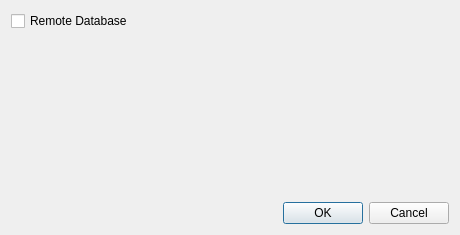
Before: the Qt Designer form ui/settings.ui in mitko8009/codewars-2024-second-round, drawn with Qt 5.
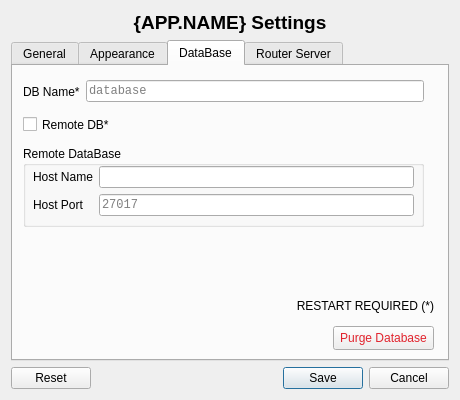
After: the same form once the commit is applied.

Commit message: improve layout; add settings; add url metadata tag

Diff of the .ui file:
```diff
--- a/ui/settings.ui
+++ b/ui/settings.ui
@@ -7,63 +7,500 @@
     <x>0</x>
     <y>0</y>
     <width>460</width>
-    <height>235</height>
+    <height>400</height>
    </rect>
   </property>
   <property name="minimumSize">
    <size>
     <width>460</width>
-    <height>235</height>
+    <height>400</height>
    </size>
   </property>
   <property name="maximumSize">
    <size>
     <width>460</width>
-    <height>235</height>
+    <height>400</height>
    </size>
   </property>
   <property name="windowTitle">
    <string>Settings</string>
   </property>
+  <property name="styleSheet">
+   <string notr="true"/>
+  </property>
   <layout class="QVBoxLayout" name="verticalLayout">
+   <item>
+    <widget class="QLabel" name="label_settings">
+     <property name="font">
+      <font>
+       <pointsize>14</pointsize>
+       <weight>75</weight>
+       <bold>true</bold>
+      </font>
+     </property>
+     <property name="text">
+      <string>{APP.NAME} Settings</string>
+     </property>
+     <property name="alignment">
+      <set>Qt::AlignCenter</set>
+     </property>
+    </widget>
+   </item>
    <item>
     <layout class="QGridLayout" name="gridLayout">
-     <item row="0" column="1">
-      <spacer name="horizontalSpacer">
-       <property name="orientation">
-        <enum>Qt::Horizontal</enum>
-       </property>
-       <property name="sizeHint" stdset="0">
-        <size>
-         <width>40</width>
-         <height>20</height>
-        </size>
-       </property>
-      </spacer>
-     </item>
-     <item row="1" column="0">
-      <spacer name="verticalSpacer">
-       <property name="orientation">
-        <enum>Qt::Vertical</enum>
-       </property>
-       <property name="sizeHint" stdset="0">
-        <size>
-         <width>20</width>
-         <height>40</height>
-        </size>
-       </property>
-      </spacer>
-     </item>
      <item row="0" column="0">
-      <widget class="QCheckBox" name="checkBox">
-       <property name="font">
-        <font>
-         <pointsize>9</pointsize>
-        </font>
+      <widget class="QTabWidget" name="tabPanel">
+       <property name="currentIndex">
+        <number>2</number>
        </property>
-       <property name="text">
-        <string>Remote Database</string>
+       <property name="tabBarAutoHide">
+        <bool>false</bool>
        </property>
+       <widget class="QWidget" name="tab">
+        <attribute name="title">
+         <string>General</string>
+        </attribute>
+        <widget class="QWidget" name="gridLayoutWidget">
+         <property name="geometry">
+          <rect>
+           <x>10</x>
+           <y>10</y>
+           <width>401</width>
+           <height>171</height>
+          </rect>
+         </property>
+         <layout class="QGridLayout" name="gridLayout_2">
+          <item row="2" column="0">
+           <spacer name="verticalSpacer">
+            <property name="orientation">
+             <enum>Qt::Vertical</enum>
+            </property>
+            <property name="sizeHint" stdset="0">
+             <size>
+              <width>20</width>
+              <height>40</height>
+             </size>
+            </property>
+           </spacer>
+          </item>
+          <item row="0" column="0">
+           <widget class="QLabel" name="label_2">
+            <property name="text">
+             <string>Short URL Length </string>
+            </property>
+           </widget>
+          </item>
+          <item row="1" column="0">
+           <widget class="QLabel" name="label_3">
+            <property name="text">
+             <string>Max Short URL Length</string>
+            </property>
+           </widget>
+          </item>
+          <item row="0" column="1">
+           <layout class="QHBoxLayout" name="horizontalLayout_2">
+            <item>
+             <widget class="QSpinBox" name="short_url_length">
+              <property name="minimumSize">
+               <size>
+                <width>40</width>
+                <height>0</height>
+               </size>
+              </property>
+              <property name="font">
+               <font>
+                <pointsize>9</pointsize>
+               </font>
+              </property>
+             </widget>
+            </item>
+            <item>
+             <spacer name="verticalSpacer_2">
+              <property name="orientation">
+               <enum>Qt::Horizontal</enum>
+              </property>
+              <property name="sizeHint" stdset="0">
+               <size>
+                <width>40</width>
+                <height>20</height>
+               </size>
+              </property>
+             </spacer>
+            </item>
+           </layout>
+          </item>
+          <item row="1" column="1">
+           <layout class="QHBoxLayout" name="horizontalLayout_3">
+            <item>
+             <widget class="QSpinBox" name="max_short_url_length">
+              <property name="minimumSize">
+               <size>
+                <width>40</width>
+                <height>0</height>
+               </size>
+              </property>
+              <property name="font">
+               <font>
+                <pointsize>9</pointsize>
+               </font>
+              </property>
+             </widget>
+            </item>
+            <item>
+             <spacer name="horizontalSpacer">
+              <property name="orientation">
+               <enum>Qt::Horizontal</enum>
+              </property>
+              <property name="sizeHint" stdset="0">
+               <size>
+                <width>40</width>
+                <height>20</height>
+               </size>
+              </property>
+             </spacer>
+            </item>
+           </layout>
+          </item>
+         </layout>
+        </widget>
+       </widget>
+       <widget class="QWidget" name="tab_4">
+        <attribute name="title">
+         <string>Appearance</string>
+        </attribute>
+        <widget class="QCheckBox" name="defaultTheme">
+         <property name="geometry">
+          <rect>
+           <x>10</x>
+           <y>10</y>
+           <width>141</width>
+           <height>17</height>
+          </rect>
+         </property>
+         <property name="text">
+          <string>Use Default Theme</string>
+         </property>
+        </widget>
+       </widget>
+       <widget class="QWidget" name="tab_2">
+        <property name="sizePolicy">
+         <sizepolicy hsizetype="Expanding" vsizetype="Expanding">
+          <horstretch>0</horstretch>
+          <verstretch>0</verstretch>
+         </sizepolicy>
+        </property>
+        <attribute name="title">
+         <string>DataBase</string>
+        </attribute>
+        <widget class="QCheckBox" name="remoteDb">
+         <property name="geometry">
+          <rect>
+           <x>10</x>
+           <y>50</y>
+           <width>401</width>
+           <height>17</height>
+          </rect>
+         </property>
+         <property name="text">
+          <string>Remote DB*</string>
+         </property>
+        </widget>
+        <widget class="QWidget" name="horizontalLayoutWidget">
+         <property name="geometry">
+          <rect>
+           <x>10</x>
+           <y>10</y>
+           <width>401</width>
+           <height>31</height>
+          </rect>
+         </property>
+         <layout class="QHBoxLayout" name="horizontalLayout">
+          <item>
+           <widget class="QLabel" name="label">
+            <property name="font">
+             <font>
+              <pointsize>9</pointsize>
+             </font>
+            </property>
+            <property name="text">
+             <string>DB Name*</string>
+            </property>
+           </widget>
+          </item>
+          <item>
+           <widget class="QLineEdit" name="DatabaseName">
+            <property name="font">
+             <font>
+              <family>Consolas</family>
+              <pointsize>9</pointsize>
+             </font>
+            </property>
+            <property name="placeholderText">
+             <string>database</string>
+            </property>
+           </widget>
+          </item>
+         </layout>
+        </widget>
+        <widget class="QGroupBox" name="RemoteGroup">
+         <property name="geometry">
+          <rect>
+           <x>10</x>
+           <y>80</y>
+           <width>401</width>
+           <height>81</height>
+          </rect>
+         </property>
+         <property name="title">
+          <string>Remote DataBase</string>
+         </property>
+         <widget class="QWidget" name="gridLayoutWidget_2">
+          <property name="geometry">
+           <rect>
+            <x>10</x>
+            <y>20</y>
+            <width>381</width>
+            <height>51</height>
+           </rect>
+          </property>
+          <layout class="QGridLayout" name="gridLayout_3">
+           <item row="0" column="2">
+            <widget class="QLineEdit" name="hostName">
+             <property name="font">
+              <font>
+               <family>Consolas</family>
+               <pointsize>9</pointsize>
+              </font>
+             </property>
+            </widget>
+           </item>
+           <item row="0" column="0">
+            <widget class="QLabel" name="label_4">
+             <property name="sizePolicy">
+              <sizepolicy hsizetype="Preferred" vsizetype="Preferred">
+               <horstretch>0</horstretch>
+               <verstretch>0</verstretch>
+              </sizepolicy>
+             </property>
+             <property name="font">
+              <font>
+               <pointsize>9</pointsize>
+              </font>
+             </property>
+             <property name="layoutDirection">
+              <enum>Qt::RightToLeft</enum>
+             </property>
+             <property name="text">
+              <string>Host Name</string>
+             </property>
+             <property name="alignment">
+              <set>Qt::AlignLeading|Qt::AlignLeft|Qt::AlignVCenter</set>
+             </property>
+            </widget>
+           </item>
+           <item row="1" column="2">
+            <widget class="QLineEdit" name="hostPort">
+             <property name="font">
+              <font>
+               <family>Consolas</family>
+               <pointsize>9</pointsize>
+              </font>
+             </property>
+             <property name="placeholderText">
+              <string>27017</string>
+             </property>
+            </widget>
+           </item>
+           <item row="1" column="0">
+            <widget class="QLabel" name="label_5">
+             <property name="font">
+              <font>
+               <pointsize>9</pointsize>
+              </font>
+             </property>
+             <property name="layoutDirection">
+              <enum>Qt::RightToLeft</enum>
+             </property>
+             <property name="text">
+              <string>Host Port</string>
+             </property>
+             <property name="alignment">
+              <set>Qt::AlignLeading|Qt::AlignLeft|Qt::AlignVCenter</set>
+             </property>
+            </widget>
+           </item>
+          </layout>
+         </widget>
+        </widget>
+        <widget class="QPushButton" name="purgeBtn">
+         <property name="geometry">
+          <rect>
+           <x>320</x>
+           <y>260</y>
+           <width>101</width>
+           <height>24</height>
+          </rect>
+         </property>
+         <property name="font">
+          <font>
+           <pointsize>9</pointsize>
+          </font>
+         </property>
+         <property name="styleSheet">
+          <string notr="true">color: rgb(225, 35, 45);</string>
+         </property>
+         <property name="text">
+          <string>Purge Database</string>
+         </property>
+        </widget>
+        <widget class="QLabel" name="label_7">
+         <property name="geometry">
+          <rect>
+           <x>10</x>
+           <y>230</y>
+           <width>411</width>
+           <height>20</height>
+          </rect>
+         </property>
+         <property name="font">
+          <font>
+           <pointsize>9</pointsize>
+          </font>
+         </property>
+         <property name="text">
+          <string>RESTART REQUIRED (*)</string>
+         </property>
+         <property name="alignment">
+          <set>Qt::AlignRight|Qt::AlignTrailing|Qt::AlignVCenter</set>
+         </property>
+        </widget>
+       </widget>
+       <widget class="QWidget" name="tab_3">
+        <attribute name="title">
+         <string>Router Server</string>
+        </attribute>
+        <widget class="QCheckBox" name="routerDebug">
+         <property name="geometry">
+          <rect>
+           <x>10</x>
+           <y>10</y>
+           <width>70</width>
+           <height>17</height>
+          </rect>
+         </property>
+         <property name="font">
+          <font>
+           <pointsize>9</pointsize>
+          </font>
+         </property>
+         <property name="text">
+          <string>Debug*</string>
+         </property>
+        </widget>
+        <widget class="QWidget" name="gridLayoutWidget_3">
+         <property name="geometry">
+          <rect>
+           <x>10</x>
+           <y>30</y>
+           <width>401</width>
+           <height>80</height>
+          </rect>
+         </property>
+         <layout class="QGridLayout" name="gridLayout_4">
+          <item row="0" column="0">
+           <widget class="QLabel" name="label_6">
+            <property name="sizePolicy">
+             <sizepolicy hsizetype="Preferred" vsizetype="Preferred">
+              <horstretch>0</horstretch>
+              <verstretch>0</verstretch>
+             </sizepolicy>
+            </property>
+            <property name="minimumSize">
+             <size>
+              <width>70</width>
+              <height>0</height>
+             </size>
+            </property>
+            <property name="font">
+             <font>
+              <pointsize>9</pointsize>
+             </font>
+            </property>
+            <property name="text">
+             <string>Router Port*</string>
+            </property>
+           </widget>
+          </item>
+          <item row="1" column="0">
+           <spacer name="verticalSpacer_3">
+            <property name="orientation">
+             <enum>Qt::Vertical</enum>
+            </property>
+            <property name="sizeHint" stdset="0">
+             <size>
+              <width>20</width>
+              <height>40</height>
+             </size>
+            </property>
+           </spacer>
+          </item>
+          <item row="0" column="1">
+           <layout class="QHBoxLayout" name="horizontalLayout_4">
+            <item>
+             <widget class="QLineEdit" name="routerPort">
+              <property name="maximumSize">
+               <size>
+                <width>100</width>
+                <height>16777215</height>
+               </size>
+              </property>
+              <property name="font">
+               <font>
+                <family>Consolas</family>
+                <pointsize>9</pointsize>
+               </font>
+              </property>
+             </widget>
+            </item>
+            <item>
+             <spacer name="horizontalSpacer_2">
+              <property name="orientation">
+               <enum>Qt::Horizontal</enum>
+              </property>
+              <property name="sizeHint" stdset="0">
+               <size>
+                <width>40</width>
+                <height>20</height>
+               </size>
+              </property>
+             </spacer>
+            </item>
+           </layout>
+          </item>
+         </layout>
+        </widget>
+        <widget class="QLabel" name="label_8">
+         <property name="geometry">
+          <rect>
+           <x>10</x>
+           <y>270</y>
+           <width>411</width>
+           <height>20</height>
+          </rect>
+         </property>
+         <property name="font">
+          <font>
+           <pointsize>9</pointsize>
+          </font>
+         </property>
+         <property name="text">
+          <string>RESTART REQUIRED (*)</string>
+         </property>
+         <property name="alignment">
+          <set>Qt::AlignRight|Qt::AlignTrailing|Qt::AlignVCenter</set>
+         </property>
+        </widget>
+       </widget>
       </widget>
      </item>
     </layout>
@@ -74,7 +511,7 @@
       <enum>Qt::Horizontal</enum>
      </property>
      <property name="standardButtons">
-      <set>QDialogButtonBox::Cancel|QDialogButtonBox::Ok</set>
+      <set>QDialogButtonBox::Cancel|QDialogButtonBox::Reset|QDialogButtonBox::Save</set>
      </property>
     </widget>
    </item>
```
Left out of the diff: 6 changed lines with no effect on the pictures. The commit also changes 33 other files.
